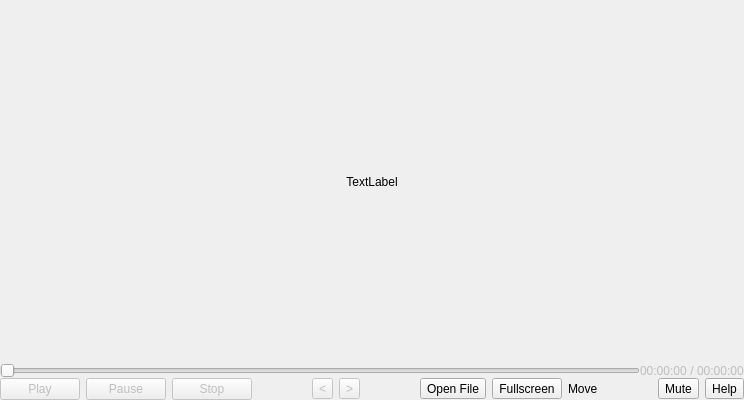
Above: src/player/player.ui from vkohaupt/vokoscreenNG before the change. Below: the same form after it.
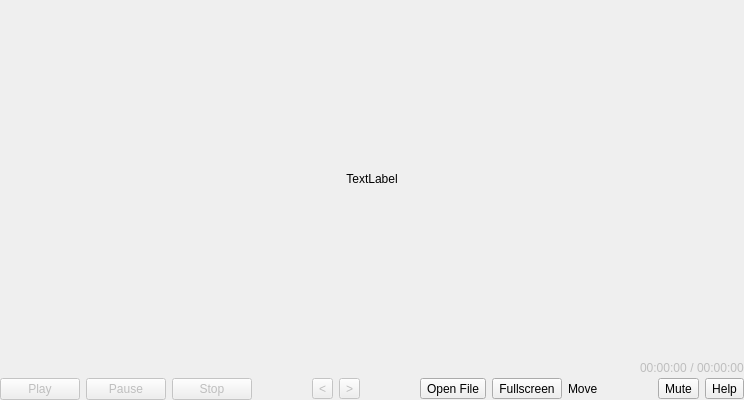
That is the form after the change. Custom widgets are drawn as their Qt base class.

Commit message: Player new spezielslider for video

Patch:
```diff
--- a/src/player/player.ui
+++ b/src/player/player.ui
@@ -135,17 +135,17 @@
          <item>
           <layout class="QHBoxLayout" name="horizontalLayout_2">
            <item>
-            <widget class="slidervideo" name="sliderVideo">
-             <property name="enabled">
-              <bool>false</bool>
-             </property>
-             <property name="maximum">
-              <number>0</number>
-             </property>
+            <spacer name="horizontalSpacer_4">
              <property name="orientation">
               <enum>Qt::Horizontal</enum>
              </property>
-            </widget>
+             <property name="sizeHint" stdset="0">
+              <size>
+               <width>40</width>
+               <height>20</height>
+              </size>
+             </property>
+            </spacer>
            </item>
            <item>
             <widget class="QLabel" name="labelDuration">
@@ -359,13 +359,6 @@
    </item>
   </layout>
  </widget>
- <customwidgets>
-  <customwidget>
-   <class>slidervideo</class>
-   <extends>QSlider</extends>
-   <header>slidervideo.h</header>
-  </customwidget>
- </customwidgets>
  <resources/>
  <connections/>
 </ui>
```
The commit also changes 5 other files.
